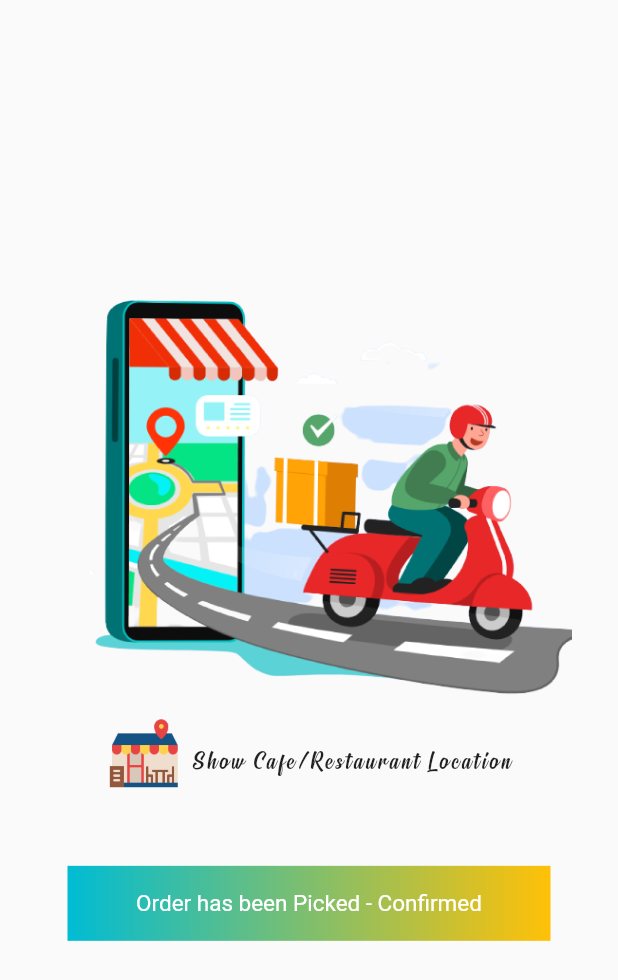
After one commit to khaledmorshed/foodfair-rider-app, a Flutter app: the ParcelPickingScreen screen opened directly, after a tap on "Order has been Picked - Confirmed", on a phone screen of 412 x 824 dp. The commit adds this screen. Shown: the top 980 px of the screen. Run offline on Flutter 3.47's test engine with Material 2 defaults, Android fonts, the phone set to English and light mode, and no system bars; our stand-ins replace cached_network_image, cloud_firestore, firebase_auth, firebase_core, firebase_storage, fluttertoast and 4 more; accounts and stored records are empty.

Commit message:
parcel picking

```diff
--- /dev/null
+++ b/lib/global/current_location.dart
@@ -0,0 +1,29 @@
+import 'package:geocoding/geocoding.dart';
+import 'package:geolocator/geolocator.dart';
+
+import 'global_instance_or_variable.dart';
+
+class RiderLocation {
+
+  getCurrentLocation() async {
+    //by default permission stays denied. so it needs to send request to the usesr
+    LocationPermission permission;
+    permission = await Geolocator.requestPermission();
+
+    Position newPosition = await Geolocator.getCurrentPosition(
+      desiredAccuracy: LocationAccuracy.high,
+    );
+    position = newPosition;
+    //it will provide multiple location but exact location is in index[0]
+    placeMarks = await placemarkFromCoordinates(
+      position!.latitude,
+      position!.longitude,
+    );
+
+    //to get exact location
+    Placemark pMark = placeMarks![0];
+    //to get complete address
+    completeAddress =
+        '${pMark.subThoroughfare} ${pMark.thoroughfare},${pMark.subLocality} ${pMark.locality},${pMark.subAdministrativeArea}, ${pMark.administrativeArea} ${pMark.postalCode}, ${pMark.country}';
+  }
+}
--- a/lib/global/global_instance_or_variable.dart
+++ b/lib/global/global_instance_or_variable.dart
@@ -1,5 +1,11 @@
 import 'package:firebase_auth/firebase_auth.dart';
+import 'package:geocoding/geocoding.dart';
+import 'package:geolocator/geolocator.dart';
 import 'package:shared_preferences/shared_preferences.dart';
 
 SharedPreferences? sPref;
 FirebaseAuth firebaseAuth = FirebaseAuth.instance;
+
+  Position? position;
+  List<Placemark>? placeMarks;
+  String completeAddress = "";
--- a/lib/screens/order_detail_screen.dart
+++ b/lib/screens/order_detail_screen.dart
@@ -22,6 +22,7 @@ class OrderDetailScreen extends StatefulWidget {
 class _OrderDetailScreenState extends State<OrderDetailScreen> {
   String orderStatus = "";
   String orderByUser = "";
+  String sellerID = "";
   getOrderInformation() {
     FirebaseFirestore.instance
         .collection("orders")
@@ -30,6 +31,7 @@ class _OrderDetailScreenState extends State<OrderDetailScreen> {
         .then((DocumentSnapshot) {
       orderStatus = DocumentSnapshot.data()!["status"].toString();
       orderByUser = DocumentSnapshot.data()!["orderBy"].toString();
+      sellerID = DocumentSnapshot.data()!["sellerUID"].toString();
     });
   }
 
@@ -124,6 +126,9 @@ class _OrderDetailScreenState extends State<OrderDetailScreen> {
                                         snapshot.data!.data()!
                                             as Map<String, dynamic>),
                                     orderStatus: orderStatus,
+                                    orderID: widget.orderID,
+                                    sellerUID: sellerID,
+                                    orderByUser: orderByUser,
                                   )
                                 : Center(
                                     child: circularProgress(),
--- /dev/null
+++ b/lib/screens/parcel_picking_screen.dart
@@ -0,0 +1,171 @@
+import 'package:cloud_firestore/cloud_firestore.dart';
+import 'package:flutter/material.dart';
+import '../global/current_location.dart';
+import '../global/global_instance_or_variable.dart';
+import '../map/map_utils.dart';
+import 'parcel_delivering_screen.dart';
+
+class ParcelPickingScreen extends StatefulWidget {
+  String? purchaserID;
+  String? sellerID;
+  String? orderID;
+  String? purchaserAddress;
+  double? purchaserLatitude;
+  double? purchaserLongitude;
+
+  ParcelPickingScreen({
+    Key? key,
+    this.purchaserID,
+    this.sellerID,
+    this.orderID,
+    this.purchaserAddress,
+    this.purchaserLatitude,
+    this.purchaserLongitude,
+  }) : super(key: key);
+
+  @override
+  _ParcelPickingScreenState createState() => _ParcelPickingScreenState();
+}
+
+class _ParcelPickingScreenState extends State<ParcelPickingScreen> {
+  double? sellerLatitude, sellerLongitude;
+
+  getSellerData() async {
+    FirebaseFirestore.instance
+        .collection("sellers")
+        .doc(widget.sellerID)
+        .get()
+        .then((DocumentSnapshot) {
+      sellerLatitude = DocumentSnapshot.data()!["latitude"];
+      sellerLongitude = DocumentSnapshot.data()!["longitude"];
+    });
+  }
+
+  @override
+  void initState() {
+    super.initState();
+
+    getSellerData();
+  }
+
+  confirmParcelHasBeenPicked(orderId, sellerId, purchaserId, purchaserAddress, purchaserLatitude, purchaserLongitude)
+  {
+    FirebaseFirestore.instance
+        .collection("orders")
+        .doc(orderId).update({
+      "status": "delivering",
+      "address": completeAddress,
+      "lat": position!.latitude,
+      "lng": position!.longitude,
+    });
+
+    Navigator.push(context, MaterialPageRoute(builder: (c)=> ParcelDeliveringScreen(
+      purchaserId: purchaserId,
+      purchaserAddress: purchaserAddress,
+      purchaserLatitude: purchaserLatitude,
+      purchaserLongitude: purchaserLongitude,
+      sellerId: sellerId,
+      orderId: orderId,
+    )));
+  }
+
+  @override
+  Widget build(BuildContext context) {
+    return Scaffold(
+      body: Column(
+        crossAxisAlignment: CrossAxisAlignment.center,
+        mainAxisAlignment: MainAxisAlignment.center,
+        children: [
+          Image.asset(
+            "assets/images/confirm1.png",
+            width: 350,
+          ),
+          const SizedBox(
+            height: 5,
+          ),
+          GestureDetector(
+            onTap: () {
+              //show location from rider current location to seller location
+              MapUtils.launchMapFromSourceToDestination(position!.latitude,
+                  position!.longitude, sellerLatitude, sellerLongitude);
+            },
+            child: Row(
+              mainAxisAlignment: MainAxisAlignment.center,
+              children: [
+                Image.asset(
+                  'assets/images/restaurant.png',
+                  width: 50,
+                ),
+                const SizedBox(
+                  width: 7,
+                ),
+                Column(
+                  children: const [
+                    SizedBox(
+                      height: 12,
+                    ),
+                    Text(
+                      "Show Cafe/Restaurant Location",
+                      style: TextStyle(
+                        fontFamily: "Signatra",
+                        fontSize: 18,
+                        letterSpacing: 2,
+                      ),
+                    ),
+                  ],
+                ),
+              ],
+            ),
+          ),
+          const SizedBox(
+            height: 40,
+          ),
+          Padding(
+            padding: const EdgeInsets.all(10.0),
+            child: Center(
+              child: InkWell(
+                onTap: () {
+                  //it will update the rider current location
+                  RiderLocation uLocation = RiderLocation();
+                  uLocation.getCurrentLocation();
+
+                  //confirmed - that rider has picked parcel from seller
+                   confirmParcelHasBeenPicked(
+                      widget.orderID,
+                      widget.sellerID,
+                      widget.purchaserID,
+                      widget.purchaserAddress,
+                      widget.purchaserLatitude,
+                      widget.purchaserLongitude,
+                  );
+                },
+                child: Container(
+                  decoration: const BoxDecoration(
+                      gradient: LinearGradient(
+                    colors: [
+                      Colors.cyan,
+                      Colors.amber,
+                    ],
+                    begin: FractionalOffset(0.0, 0.0),
+                    end: FractionalOffset(1.0, 0.0),
+                    stops: [0.0, 1.0],
+                    tileMode: TileMode.clamp,
+                  )),
+                  width: MediaQuery.of(context).size.width - 90,
+                  height: 50,
+                  child: const Center(
+                    child: Text(
+                      "Order has been Picked - Confirmed",
+                      style: TextStyle(color: Colors.white, fontSize: 15.0),
+                    ),
+                  ),
+                ),
+              ),
+            ),
+          ),
+        ],
+      ),
+    );
+
+  }
+}
```
Also changed, not shown: lib/map/map_utils.dart (added, +23 -0 lines), lib/screens/parcel_delivering_screen.dart (added, +32 -0 lines), lib/screens/parcel_in_progress_screen.dart (added, +87 -0 lines), lib/screens/rider_home_screen.dart (+14 -2 lines), lib/widgets/shipment_address_widget.dart (+27 -5 lines).
